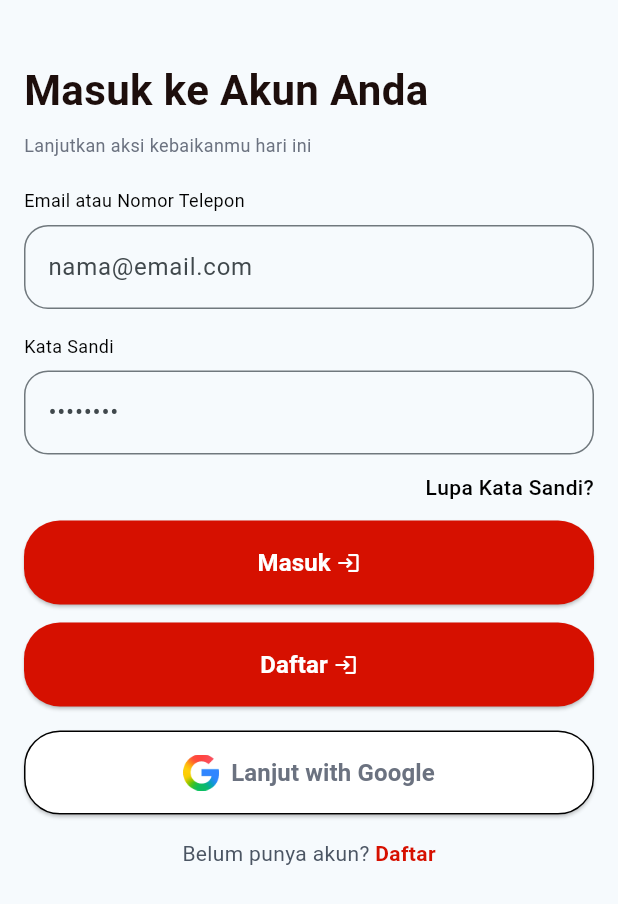
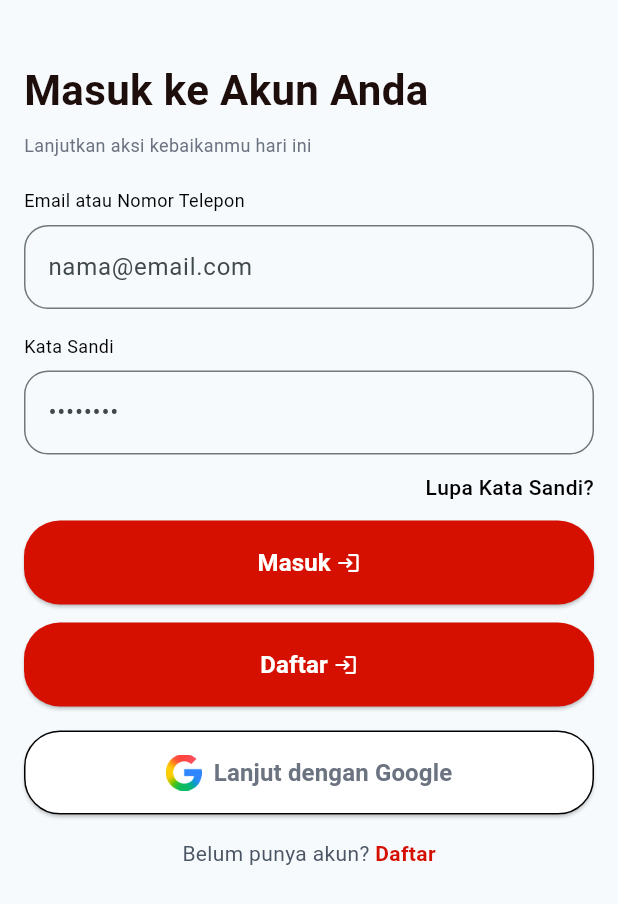
Before and after one commit to Habibieproject/ppkd_b_5, a Flutter app: the screen it shows after launch, on a phone screen of 412 x 824 dp. Shown: the top 904 px of the screen. Run offline on Flutter 3.47's test engine with Material 3 defaults, Android fonts, the phone set to English and light mode, and no system bars; our stand-ins replace confetti, google_nav_bar, shared_preferences, sqflite; accounts and stored records are empty.

```diff
--- a/lib/day_16_17/view/login_screen.dart
+++ b/lib/day_16_17/view/login_screen.dart
@@ -193,7 +193,7 @@ class _LoginScreenDay16State extends State<LoginScreenDay16> {
                       Image.asset("assets/images/google.png", height: 24),
                       SizedBox(width: 8),
                       Text(
-                        "Lanjut with Google",
+                        "Lanjut dengan Google",
                         style: TextStyle(
                           color: AppColor.greyText,
                           fontWeight: FontWeight.bold,
```
Also changed, not shown: 2 other files.
